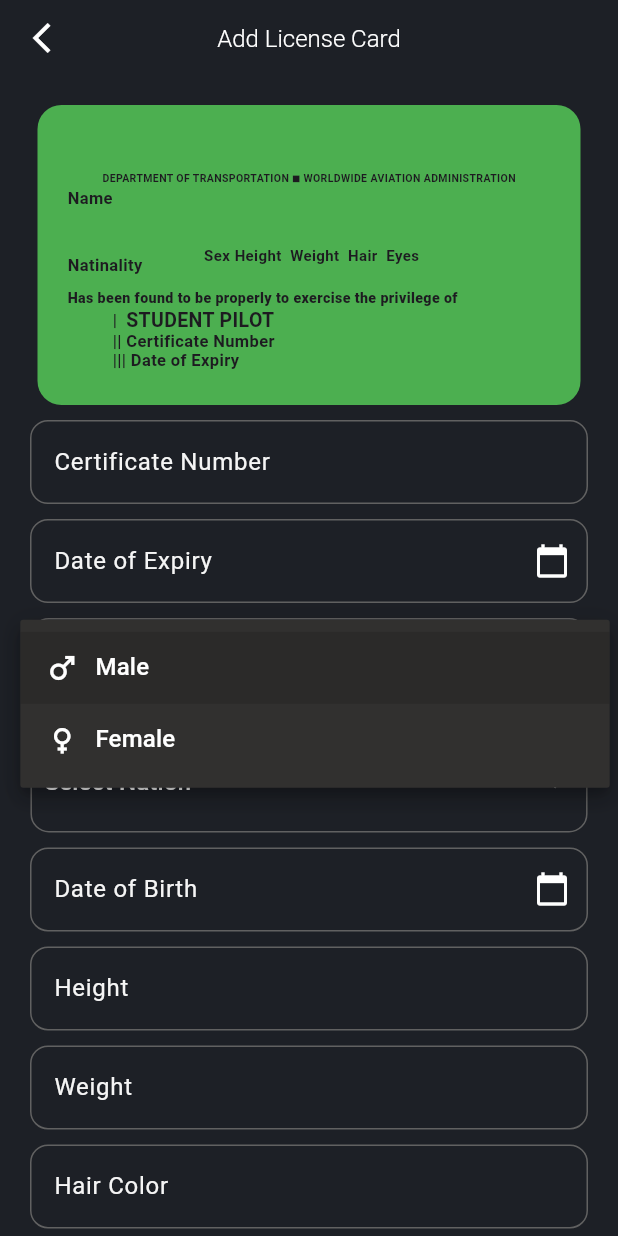
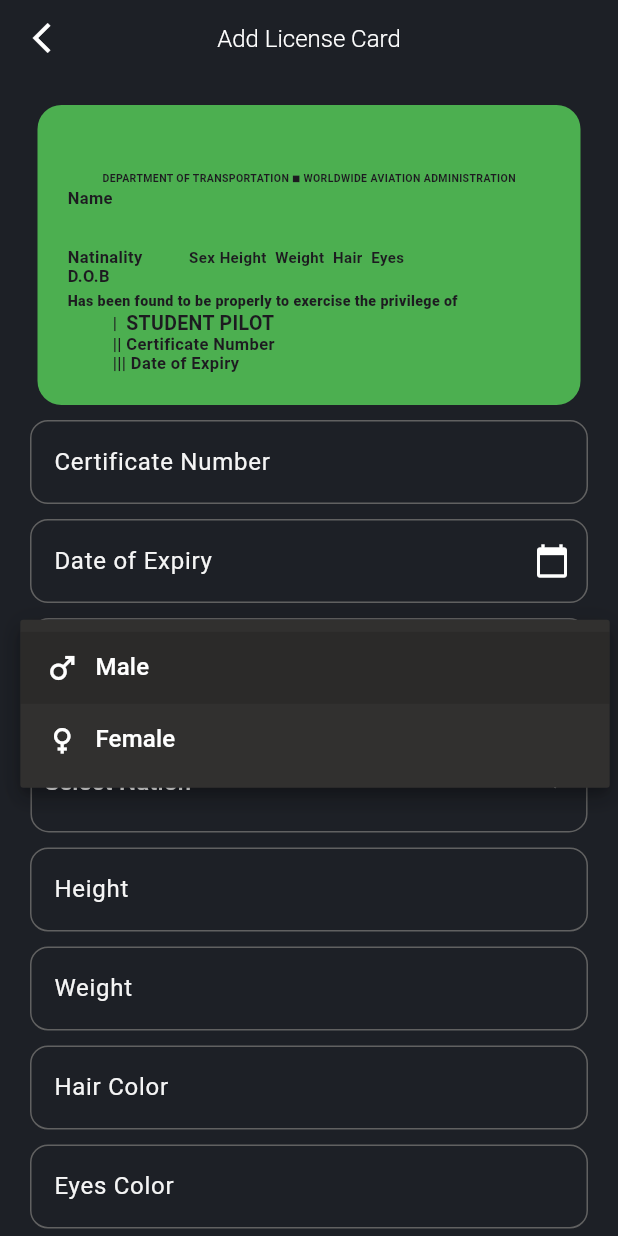
Before and after one commit to janfelber/SkyJournal, a Flutter app: the AddLicenseCard screen opened directly, after a tap on "Select Gender", on a phone screen of 412 x 824 dp. Run offline on Flutter 3.47's test engine with Material 3 defaults, Android fonts, the phone set to English and light mode, and no system bars; our stand-ins replace cloud_firestore, csv, firebase_auth, firebase_core, firebase_messaging, flutter_local_notifications and 12 more; missing offline and left inert: country_icons, geodesy, maps_curved_line; accounts and stored records are empty; project files that could hold a hidden picture were left out.

Commit message:
date of brith from database
date of birth for current user is from database - no inserting date of birth in adding license card

```diff
--- a/sky_journal/lib/database/firestore.dart
+++ b/sky_journal/lib/database/firestore.dart
@@ -67,7 +67,6 @@ class FirestoreDatabase {
   //add license card to firestore
   Future<void> addLicenseCard(
     String nationality,
-    String dateOfBirth,
     String certificateNumber,
     String dateOfExpiry,
     String sex,
@@ -79,7 +78,6 @@ class FirestoreDatabase {
     return licenseCards.add({
       'UserEmail': user!.email,
       'Nationality': nationality,
-      'DateOfBirth': dateOfBirth,
       'CertificateNumber': certificateNumber,
       'DateOfExpiry': dateOfExpiry,
       'Sex': sex,
--- a/sky_journal/lib/global_widgets/my_card.dart
+++ b/sky_journal/lib/global_widgets/my_card.dart
@@ -84,10 +84,17 @@ class MyCard extends StatelessWidget {
             ),
             Row(
               children: [
+                Column(
+                  crossAxisAlignment: CrossAxisAlignment.start,
+                  children: [
+                    Row(
+                      children: [
                         Text(
                           'Natinality ',
                           style: TextStyle(
-                      fontSize: 11, fontWeight: FontWeight.bold, height: 0),
+                              fontSize: 11,
+                              fontWeight: FontWeight.bold,
+                              height: 0),
                         ),
                         SizedBox(
                           width: 3,
@@ -95,10 +102,37 @@ class MyCard extends StatelessWidget {
                         Text(
                           transformNationalityName(country),
                           style: TextStyle(
-                      fontSize: 11, fontWeight: FontWeight.w800, height: 0),
+                              fontSize: 11,
+                              fontWeight: FontWeight.w800,
+                              height: 0),
+                        ),
+                      ],
+                    ),
+                    Row(
+                      children: [
+                        Text(
+                          'D.O.B',
+                          style: TextStyle(
+                              fontSize: 11,
+                              fontWeight: FontWeight.bold,
+                              height: 0),
                         ),
                         SizedBox(
-                  width: 35,
+                          width: 3,
+                        ),
+                        Text(
+                          dateOfBirthDay, // Add the variable for date of birth here
+                          style: TextStyle(
+                              fontSize: 11,
+                              fontWeight: FontWeight.w800,
+                              height: 0),
+                        ),
+                      ],
+                    ),
+                  ],
+                ),
+                SizedBox(
+                  width: 25,
                 ),
                 Row(
                   children: [
--- a/sky_journal/lib/module/wallet_module/add_license_card_page.dart
+++ b/sky_journal/lib/module/wallet_module/add_license_card_page.dart
@@ -29,7 +29,7 @@ class AddLicenseCard extends StatefulWidget {
 class _AddLicenseCardState extends State<AddLicenseCard> {
   DateTime? dateOfExpiry;
 
-  DateTime? dateOfBirth;
+  String? dateOfBirth;
 
   String? nameOfUser;
 
@@ -57,8 +57,6 @@ class _AddLicenseCardState extends State<AddLicenseCard> {
   final TextEditingController _dateOfExpiry = TextEditingController();
 
   final TextEditingController _nationality = TextEditingController();
-
-  final TextEditingController _dateOfBirth = TextEditingController();
 
   final TextEditingController _height = TextEditingController();
 
@@ -96,6 +94,31 @@ class _AddLicenseCardState extends State<AddLicenseCard> {
 
   final StreamController<String> _nationalityController =
       StreamController<String>.broadcast();
+
+  Future getDateOfBirth() async {
+    User? user = FirebaseAuth.instance.currentUser;
+    if (user != null) {
+      String email = user.email!;
+
+      // get user name from firestore by email
+      QuerySnapshot<Map<String, dynamic>> userQuery = await FirebaseFirestore
+          .instance
+          .collection('users')
+          .where('email', isEqualTo: email)
+          .get();
+
+      if (userQuery.docs.isNotEmpty) {
+        String birthDate = userQuery.docs.first.data()['date of birth'];
+        setState(() {
+          dateOfBirth = birthDate; //there we rewrite nameOfUser
+        });
+      } else {
+        print('User does not exist in the database');
+      }
+    } else {
+      print('User is currently signed out');
+    }
+  }
 
   Future getCurrentUserName() async {
     User? user = FirebaseAuth.instance.currentUser;
@@ -137,25 +160,9 @@ class _AddLicenseCardState extends State<AddLicenseCard> {
       }
     }
 
-    // If date of birth is in the future or today
-    if (dateOfBirth != null) {
-      Duration difference = dateOfBirth!.difference(DateTime.now());
-      if (difference.inDays >= 0) {
-        showToast(
-          context,
-          textToast: "Date of birth must be in the past",
-          imagePath: 'lib/icons/credit-card.png',
-          colorToast: Colors.red,
-          textColor: Colors.white,
-        );
-        return;
-      }
-    }
-
     if (_certifacicateNumber.text.isNotEmpty &&
         _dateOfExpiry.text.isNotEmpty &&
         _nationality.text.isNotEmpty &&
-        _dateOfBirth.text.isNotEmpty &&
         _height.text.isNotEmpty &&
         _weight.text.isNotEmpty &&
         _hair.text.isNotEmpty &&
@@ -164,7 +171,6 @@ class _AddLicenseCardState extends State<AddLicenseCard> {
       String certificateNumber = _certifacicateNumber.text;
       String dateOfExpiry = _dateOfExpiry.text;
       String nationality = _nationality.text;
-      String dateOfBirth = _dateOfBirth.text;
       String height = _height.text;
       String weight = _weight.text;
       String hair = _hair.text;
@@ -172,7 +178,6 @@ class _AddLicenseCardState extends State<AddLicenseCard> {
       String sex = _sex.text;
       database.addLicenseCard(
         nationality,
-        dateOfBirth,
         certificateNumber,
         dateOfExpiry,
         sex,
@@ -189,7 +194,6 @@ class _AddLicenseCardState extends State<AddLicenseCard> {
       _certifacicateNumber.clear();
       _dateOfExpiry.clear();
       _nationality.clear();
-      _dateOfBirth.clear();
       _height.clear();
       _weight.clear();
       _hair.clear();
@@ -217,7 +221,6 @@ class _AddLicenseCardState extends State<AddLicenseCard> {
     _certifacicateNumber.dispose();
     _dateOfExpiry.dispose();
     _nationality.dispose();
-    _dateOfBirth.dispose();
     _height.dispose();
     _weight.dispose();
     _hair.dispose();
@@ -236,6 +239,7 @@ class _AddLicenseCardState extends State<AddLicenseCard> {
   void initState() {
     super.initState();
     getCurrentUserName();
+    getDateOfBirth();
     _sex.addListener(() {
       _sexController.sink.add(_sex.text);
     });
@@ -343,7 +347,8 @@ class _AddLicenseCardState extends State<AddLicenseCard> {
                                                           eyeSnapshot.data ??
                                                               '',
                                                       colorCard: Colors.black12,
-                                                      dateOfBirthDay: '',
+                                                      dateOfBirthDay:
+                                                          '$dateOfBirth',
                                                       dateOfExpiry:
                                                           dateOfExpirySnapshot
                                                                   .data ??
@@ -539,46 +544,6 @@ class _AddLicenseCardState extends State<AddLicenseCard> {
                     Padding(
                       padding: const EdgeInsets.symmetric(horizontal: 10),
                       child: MyTextField(
-                        controller: _dateOfBirth,
-                        hintText: 'Date of Birth',
-                        obscureText: false,
-                        enabled: true,
-                        readOnly: true,
-                        textStyle:
-                            TextStyle(color: Colors.white, fontSize: 16.0),
-                        hintTextStyle: TextStyle(
-                            color: Colors.grey[100],
-                            fontSize: 16.0,
-                            fontWeight: FontWeight.normal),
-                        backgroundColor: Colors.transparent,
-                        enabledBorderColor: Colors.grey[700],
-                        focusedBorderColor: Colors.grey[700],
-                        icon: Icon(
-                          Icons.calendar_today,
-                          color: Colors.white,
-                        ),
-                        onPressed: () {
-                          showDialog(
-                              context: context,
-                              builder: (context) => MyDialogCalendar(
-                                  selectedDate: dateOfBirth,
-                                  dialogText: 'Date of Birth',
-                                  onDateSelected: (date) {
-                                    setState(() {
-                                      dateOfBirth = date;
-                                      _dateOfBirth.text =
-                                          DateFormat('dd.MM.yyyy').format(date);
-                                    });
-                                  }));
-                        },
-                      ),
-                    ),
-                    SizedBox(
-                      height: 10,
-                    ),
-                    Padding(
-                      padding: const EdgeInsets.symmetric(horizontal: 10),
-                      child: MyTextField(
                         controller: _height,
                         hintText: 'Height',
                         obscureText: false,
```
Also changed, not shown: sky_journal/lib/module/wallet_module/wallet_page.dart (+32 -4 lines). Lines whose indentation alone changed are shown as unchanged.
